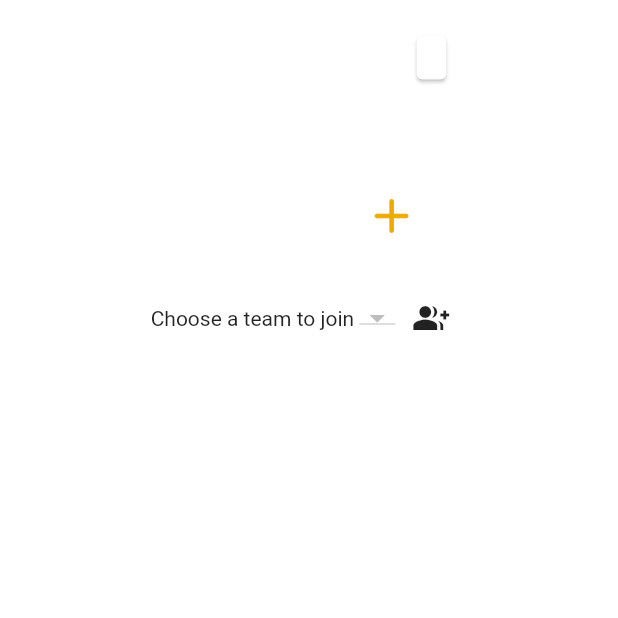
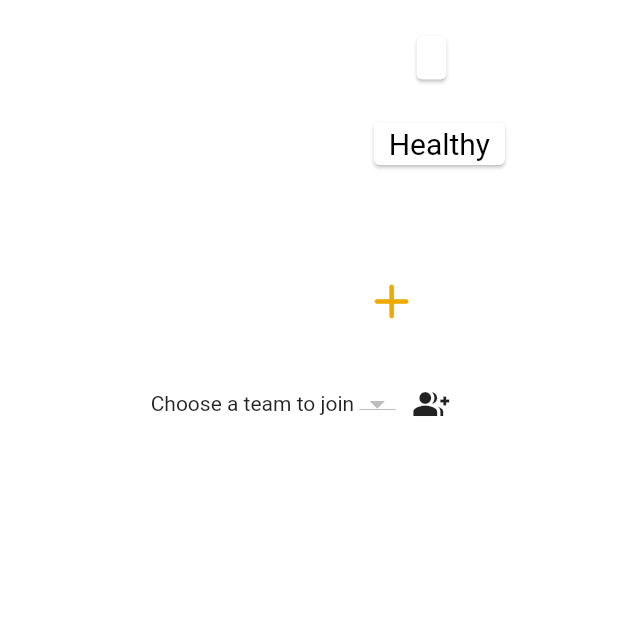
Before and after one commit to vttresearch/PandeVITA-App, a Flutter app: the SettingsPage screen opened directly, on a phone screen of 412 x 824 dp, the top half of it. Run offline on Flutter 3.47's test engine with Material 2 defaults, Android fonts, the phone set to English and light mode, and no system bars; our stand-ins replace flutter_secure_storage, get, latlong2, location, permission_handler, shared_preferences; missing offline and left inert: flutter_beacon, flutter_foreground_task, flutter_osm_plugin; accounts and stored records are empty.

Commit message:
Settings page shows player status

```diff
--- a/lib/view/settings_page.dart
+++ b/lib/view/settings_page.dart
@@ -6,6 +6,8 @@ import 'package:flutter/material.dart';
 import 'package:pandevita_game/Utility/user.dart';
 import 'package:pandevita_game/communication/http_communication.dart';
 import '../Utility/styles.dart';
+import 'package:get/get.dart';
+import '../controller/requirement_state_controller.dart';
 import 'package:permission_handler/permission_handler.dart';
 
 class SettingsPage extends StatefulWidget {
@@ -22,6 +24,8 @@ class SettingsPageState extends State<SettingsPage> {
   String joinTeamName = "";
   List teamMembers = [];
 
+  final controller = Get.find<RequirementStateController>();
+
   String playerName = "";
 
   //Map of teams - name --> teamId
@@ -31,6 +35,8 @@ class SettingsPageState extends State<SettingsPage> {
 
   String dropdownValue = "Choose team";
 
+  String playerStatus = "Healthy";
+
   //
   bool isNotMemberOfTeam = true;
   bool isFounderOfTeam = false;
@@ -38,9 +44,7 @@ class SettingsPageState extends State<SettingsPage> {
   bool isBluetoothEnabled = false;
   bool isLocationEnabled = false;
 
-  void toggleBluetooth() {
-
-  }
+  void toggleBluetooth() {}
 
   void toggleLocation() {
     //TODO
@@ -54,6 +58,14 @@ class SettingsPageState extends State<SettingsPage> {
   @override
   void initState() {
     initializeSettings();
+    controller.playerInfectedStream.listen((flag) {
+      if (flag == true) {
+        playerStatus = "Infected";
+      } else if (flag == false) {
+        playerStatus = "Healthy";
+      }
+      updatePage();
+    });
     super.initState();
   }
 
@@ -88,7 +100,6 @@ class SettingsPageState extends State<SettingsPage> {
       if (teamsList.isNotEmpty) {
         dropdownValue = teamsList[0];
       }
-
     } else {
       var teamId = await storage.getTeamId();
       var playersTeam = await client.getTeam(teamId!);
@@ -205,8 +216,7 @@ class SettingsPageState extends State<SettingsPage> {
         return;
       }
       var teamId = await storage.getTeamId();
-      int success =
-      await client.removeFromTeam(playerName, teamId!);
+      int success = await client.removeFromTeam(playerName, teamId!);
       if (success == 0) {
         await storage.deleteTeam();
         currentTeamName = '';
@@ -215,10 +225,6 @@ class SettingsPageState extends State<SettingsPage> {
         initializeSettings();
       }
     }
-
-
-
-
 
     doChangeTeam() async {
       if (currentTeamName == null || joinTeamName == null) {
@@ -271,7 +277,6 @@ class SettingsPageState extends State<SettingsPage> {
             ),
           ),
         ),
-
       ],
     );
 
@@ -289,9 +294,19 @@ class SettingsPageState extends State<SettingsPage> {
               Card(
                   child: Container(
                       child: Text(playerName, style: settingsTextStyleAlt),
-                      padding: const EdgeInsets.symmetric(vertical: 3.0, horizontal: 10.0) ))
+                      padding: const EdgeInsets.symmetric(
+                          vertical: 3.0, horizontal: 10.0)))
             ],
           ),
+          const SizedBox(height: 20),
+          Row(mainAxisAlignment: MainAxisAlignment.spaceEvenly, children: [
+            Text("Your status", style: settingsTextStyle),
+            Card(
+                child: Container(
+                    child: Text(playerStatus, style: settingsTextStyleAlt),
+                    padding: const EdgeInsets.symmetric(
+                        vertical: 3.0, horizontal: 10.0)))
+          ]),
           const SizedBox(height: 20),
           Row(
             mainAxisAlignment: MainAxisAlignment.spaceEvenly,
@@ -301,8 +316,10 @@ class SettingsPageState extends State<SettingsPage> {
                   ? const Text("")
                   : Card(
                       child: Container(
-                      child: Text(currentTeamName, style: settingsTextStyleAlt),
-                      padding: const EdgeInsets.symmetric(vertical: 3.0, horizontal: 10.0) )),
+                          child: Text(currentTeamName,
+                              style: settingsTextStyleAlt),
+                          padding: const EdgeInsets.symmetric(
+                              vertical: 3.0, horizontal: 10.0))),
             ],
           ),
           const SizedBox(height: 20),
@@ -359,7 +376,8 @@ class SettingsPageState extends State<SettingsPage> {
                     context: context,
                     builder: (BuildContext context) => AlertDialog(
                       title: const Text('Leave your team'),
-                      content: const Text('Do you really want to leave your current team?'),
+                      content: const Text(
+                          'Do you really want to leave your current team?'),
                       actions: <Widget>[
                         TextButton(
                           onPressed: () {
@@ -384,8 +402,8 @@ class SettingsPageState extends State<SettingsPage> {
           isNotMemberOfTeam == false
               ? Row(mainAxisAlignment: MainAxisAlignment.center, children: [
                   Flexible(
-                      child:
-                          Text("Your team members: " + teamMembers.join(","), style: settingsTextStyleAlt))
+                      child: Text("Your team members: " + teamMembers.join(","),
+                          style: settingsTextStyleAlt))
                 ])
               : Row(
                   mainAxisAlignment: MainAxisAlignment.center,
```
Lines whose indentation alone changed are shown as unchanged.
